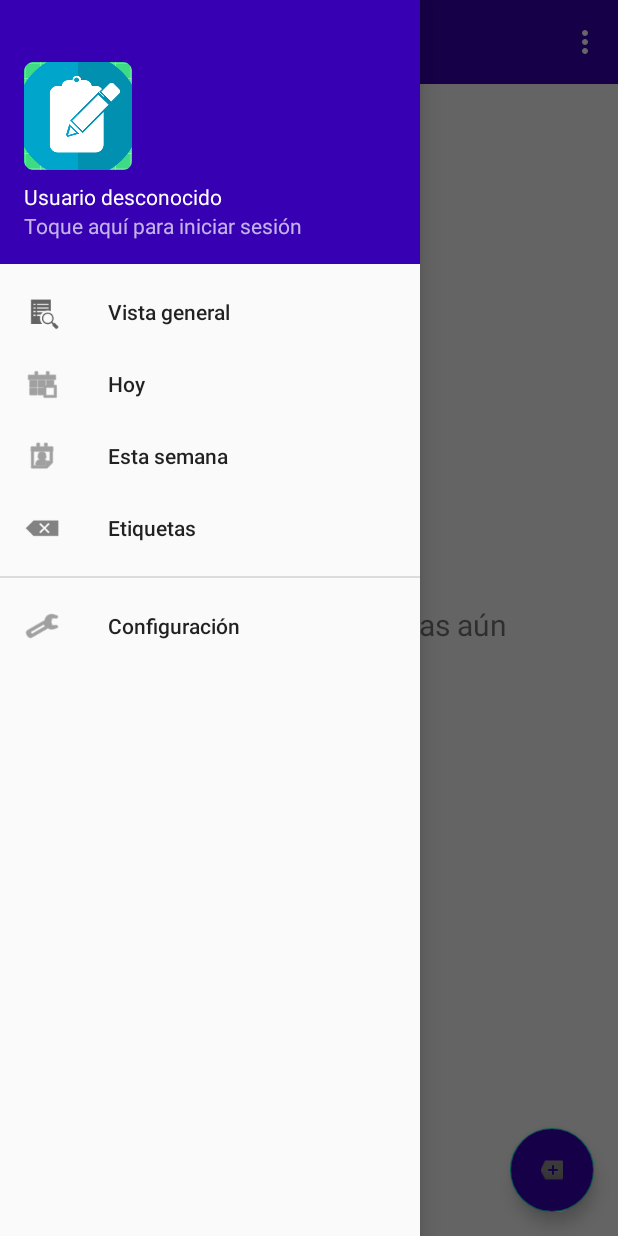
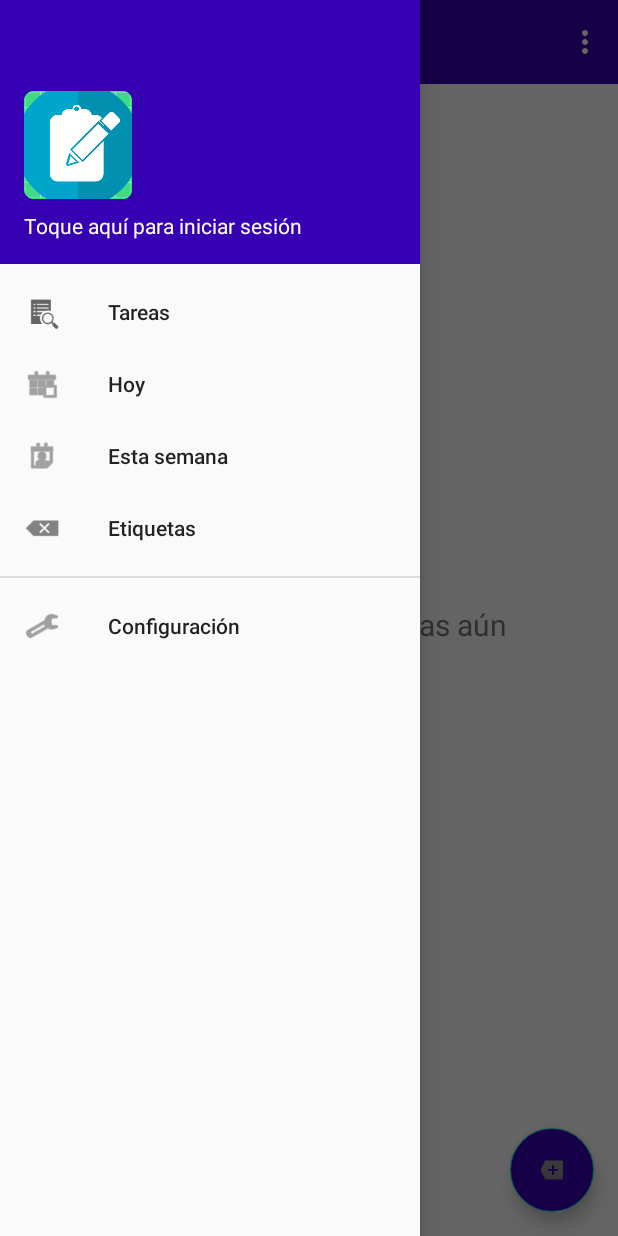
Before and after one commit to mauroalfaro/project-todolist, an Android app: the screen it shows after launch (MainActivity), with the side drawer open, on a phone screen of 412 x 824 dp. Run offline under Robolectric (Android 15) with nearby library versions, the phone set to English and light mode, and no system bars; our stand-ins replace navigation-ui.

Commit message:
Minor cleanup

```diff
--- a/app/src/main/java/com/alfarosoft/todolistapp/ui/login/LoginActivity.java
+++ b/app/src/main/java/com/alfarosoft/todolistapp/ui/login/LoginActivity.java
@@ -28,8 +28,7 @@ import com.alfarosoft.todolistapp.R;
 public class LoginActivity extends AppCompatActivity {
 
     private LoginViewModel loginViewModel;
-    private TextView textViewLogin;
-    private String existentUserName;
+    private String userOnBar;
 
     @Override
     public void onCreate(Bundle savedInstanceState) {
@@ -48,7 +47,6 @@ public class LoginActivity extends AppCompatActivity {
         final EditText passwordEditText = findViewById(R.id.password);
         final Button loginButton = findViewById(R.id.login);
         final ProgressBar loadingProgressBar = findViewById(R.id.loading);
-        textViewLogin = findViewById(R.id.textViewLogin);
 
         loginViewModel.getLoginFormState().observe(this, new Observer<LoginFormState>() {
             @Override
@@ -125,7 +123,6 @@ public class LoginActivity extends AppCompatActivity {
                         passwordEditText.getText().toString());
             }
         });
-        this.existentUserName = usernameEditText.getText().toString();
     }
 
     @Override
@@ -138,7 +135,6 @@ public class LoginActivity extends AppCompatActivity {
         String welcome = getString(R.string.welcome) + model.getDisplayName();
         // TODO : initiate successful logged in experience
         Toast.makeText(getApplicationContext(), welcome, Toast.LENGTH_LONG).show();
-        //textViewLogin.setText(existentUserName);
     }
 
     private void showLoginFailed(@StringRes Integer errorString) {
--- a/app/src/main/res/layout/nav_header_main.xml
+++ b/app/src/main/res/layout/nav_header_main.xml
@@ -22,17 +22,10 @@
         app:srcCompat="@mipmap/ic_launcher_round" />
 
     <TextView
+        android:id="@+id/textViewUsername"
         android:layout_width="match_parent"
         android:layout_height="wrap_content"
         android:paddingTop="@dimen/nav_header_vertical_spacing"
         android:text="@string/nav_header_title"
         android:textAppearance="@style/TextAppearance.AppCompat.Body1" />
-
-    <TextView
-        android:id="@+id/textViewLogin"
-        android:layout_width="wrap_content"
-        android:layout_height="wrap_content"
-        android:onClick="openLoginActivity"
-        android:text="@string/nav_header_subtitle" />
-
 </LinearLayout>
--- a/app/src/main/res/values/strings.xml
+++ b/app/src/main/res/values/strings.xml
@@ -2,8 +2,7 @@
     <string name="app_name">Project To-doList</string>
     <string name="navigation_drawer_open">Open navigation drawer</string>
     <string name="navigation_drawer_close">Close navigation drawer</string>
-    <string name="nav_header_title">Usuario desconocido</string>
-    <string name="nav_header_subtitle">Toque aquí para iniciar sesión</string>
+    <string name="nav_header_title">Toque aquí para iniciar sesión</string>
     <string name="nav_header_desc">Navigation header</string>
     <string name="action_notifications">Notificaciones</string>
     <string name="action_select">Seleccionar</string>
@@ -12,7 +11,7 @@
     <string name="hint_task_desc">Descripción de la tarea</string>
 
 
-    <string name="menu_general">Vista general</string>
+    <string name="menu_general">Tareas</string>
     <string name="menu_today">Hoy</string>
     <string name="menu_thisweek">Esta semana</string>
     <string name="menu_tags">Etiquetas</string>
```
Also changed, not shown: 1 other file.
